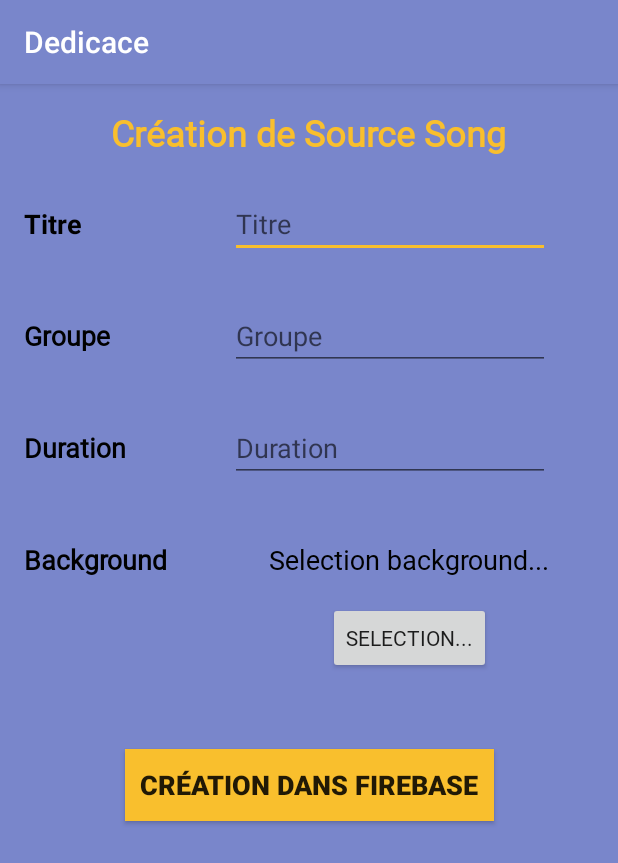
After one commit to ticou973/Choeur, an Android app: the CreateSourceSong screen opened directly, with no data from a screen before it, on a phone screen of 412 x 824 dp. The commit adds this screen. Shown: the top 863 px of the screen. Run offline under Robolectric (Android 15) with nearby library versions, the light colour scheme and no system bars.

Commit message:
admin créer SS : select background on local device

```diff
--- /dev/null
+++ b/app/src/main/java/dedicace/com/ui/Admin/CreateSourceSong.java
@@ -0,0 +1,169 @@
+package dedicace.com.ui.Admin;
+
+import android.app.Activity;
+import android.content.Intent;
+import android.os.Bundle;
+import android.os.Environment;
+import android.support.annotation.Nullable;
+import android.support.v7.app.AppCompatActivity;
+import android.util.Log;
+import android.view.View;
+import android.widget.Button;
+import android.widget.EditText;
+import android.widget.TextView;
+import android.widget.Toast;
+
+import java.io.File;
+import java.util.ArrayList;
+import java.util.List;
+
+import dedicace.com.R;
+
+public class CreateSourceSong extends AppCompatActivity {
+
+    private Button createSSInDb,selectBackground;
+    private EditText titre, groupe, duration;
+    private TextView background;
+    private static final String TAG ="coucou";
+    private static List<String> listFilesImage = new ArrayList<>();
+    private List<String> listPath = new ArrayList<>();
+    private File[] listFiles;
+    private String[] listImages;
+    private int imageSelected;
+    private String pathSelected;
+    private final static int REQUEST_CODE=100;
+
+    @Override
+    protected void onCreate(Bundle savedInstanceState) {
+        super.onCreate(savedInstanceState);
+        setContentView(R.layout.activity_create_source_song);
+
+        createSSInDb = findViewById(R.id.btn_create_ss_db);
+        selectBackground = findViewById(R.id.btn_select_background);
+        titre = findViewById(R.id.et_titre_ss);
+        groupe = findViewById(R.id.et_groupe_ss);
+        duration = findViewById(R.id.et_duration_ss);
+        background = findViewById(R.id.tv_background);
+
+        getLists();
+
+        createSSInDb.setOnClickListener(new View.OnClickListener() {
+            @Override
+            public void onClick(View view) {
+                insertBackgroundInCloudStorage();
+                insertSSinDb();
+                newSS();
+            }
+        });
+
+        selectBackground.setOnClickListener(new View.OnClickListener() {
+            @Override
+            public void onClick(View view) {
+                selectBackground();
+            }
+        });
+
+
+    }
+
+    private void getLists() {
+        File path = Environment.getExternalStorageDirectory();
+        File file = new File(path,"DedicaceAdmin/Image_Background_Chorale");
+
+        if(file.mkdirs()){
+            Log.d(TAG, "CSS insertBackgroundInCloudStorage: le dossier est fait");
+
+        }else{
+            Log.d(TAG, "CSS insertBackgroundInCloudStorage: dossier non réalisé ou déjà fait");
+        }
+
+        if(file.exists()){
+            listFiles = file.listFiles();
+
+            for (File image:listFiles) {
+                Log.d(TAG, "CSS selectBackground: "+image.getName());
+                listFilesImage.add(image.getName());
+                listPath.add(image.getAbsolutePath());
+            }
+
+            Log.d(TAG, "CSS selectBackground: "+listFilesImage.size()+" "+listFiles.length);
+
+            listImages = new String[listFiles.length];
+
+            for (int i = 0; i < listFiles.length; i++) {
+                listImages[i]=listFiles[i].getName();
+
+                Log.d(TAG, "selectBackground: "+listFiles[i].getName());
+            }
+        }
+
+        Log.d(TAG, "CSS : selectBackground: "+ listImages.length);
+    }
+
+    private void insertBackgroundInCloudStorage() {
+
+
+
+    }
+
+    private void newSS() {
+
+        //voulez vous en insérer d'autres ?
+
+
+    }
+
+    private void selectBackground() {
+        Log.d(TAG, "CSS selectBackground: ");
+
+        Intent startChooseBackgroundActivity = new Intent(CreateSourceSong.this,ChooseBackground.class);
+        startChooseBackgroundActivity.putExtra("listimages",listImages);
+        startActivityForResult(startChooseBackgroundActivity,REQUEST_CODE);
+    }
+
+    @Override
+    protected void onActivityResult(int requestCode, int resultCode, @Nullable Intent data) {
+        super.onActivityResult(requestCode, resultCode, data);
+        if(resultCode== Activity.RESULT_OK){
+            Log.d(TAG, "CSS onActivityResult: ok cela marche");
+            if(requestCode==REQUEST_CODE){
+
+                int imageSelected= 0;
+                if (data != null) {
+                    imageSelected = data.getIntExtra("imageselected",-1);
+                }
+
+                if(imageSelected!=-1) {
+                    background.setText(listFilesImage.get(imageSelected));
+                    pathSelected = listPath.get(imageSelected);
+                    Log.d(TAG, "CSS onCreate: " + pathSelected);
+                }
+            }
+        }else{
+            Log.d(TAG, "CSS onActivityResult: petit problème au retour ");
+        }
+    }
+
+    private void insertSSinDb() {
+        //obligatoire
+        String titreSS = titre.getText().toString();
+        String groupeSS = groupe.getText().toString();
+        String backgroundSS = background.getText().toString();
+
+        //facultatif
+        int durationSS = Integer.parseInt(duration.getText().toString());
+
+        if(!titreSS.equals("")&&!groupeSS.equals("")&&!backgroundSS.equals("")){
+
+
+        }else{
+            Toast.makeText(this, "Il manque des éléments", Toast.LENGTH_SHORT).show();
+        }
+
+    }
+
+    //todo voir communication entre activity
+    public static List<String> getListFilesImage() {
+        return listFilesImage;
+    }
+}
--- a/app/src/main/java/dedicace/com/ui/SongsViewHolder.java
+++ b/app/src/main/java/dedicace/com/ui/SongsViewHolder.java
@@ -71,6 +71,7 @@ public class SongsViewHolder extends RecyclerView.ViewHolder implements View.OnC
 
     //todo prévoir d'effacer les chansons que l'on a soit même enregistré (long click et menu)
     //todo voir pour suppprimer le listener
+    //todo voir pour interdire 2 lectures parallèles
 
     public SongsViewHolder(@NonNull View itemView, SongsAdapter.ListemClickedListener listener, Context context) {
         super(itemView);
--- /dev/null
+++ b/app/src/main/res/layout/activity_create_source_song.xml
@@ -0,0 +1,153 @@
+<?xml version="1.0" encoding="utf-8"?>
+<android.support.constraint.ConstraintLayout xmlns:android="http://schemas.android.com/apk/res/android"
+    xmlns:app="http://schemas.android.com/apk/res-auto"
+    xmlns:tools="http://schemas.android.com/tools"
+    android:layout_width="match_parent"
+    android:layout_height="match_parent"
+    android:background="@color/primaryColor"
+    tools:context=".ui.Admin.CreateSourceSong">
+
+    <TextView
+        android:id="@+id/textView3"
+        android:layout_width="wrap_content"
+        android:layout_height="wrap_content"
+        android:layout_marginStart="8dp"
+        android:layout_marginTop="16dp"
+        android:layout_marginEnd="8dp"
+        android:fontFamily="@font/roboto"
+        android:text="Création de Source Song"
+        android:textColor="@color/secondaryColor"
+        android:textSize="24sp"
+        android:textStyle="bold"
+        app:layout_constraintEnd_toEndOf="parent"
+        app:layout_constraintStart_toStartOf="parent"
+        app:layout_constraintTop_toTopOf="parent" />
+
+    <TextView
+        android:id="@+id/textView4"
+        android:layout_width="wrap_content"
+        android:layout_height="wrap_content"
+        android:layout_marginStart="16dp"
+        android:layout_marginTop="32dp"
+        android:text="Titre"
+        android:textColor="@android:color/black"
+        android:textSize="18sp"
+        android:textStyle="bold"
+        app:layout_constraintStart_toStartOf="parent"
+        app:layout_constraintTop_toBottomOf="@+id/textView3" />
+
+    <EditText
+        android:id="@+id/et_titre_ss"
+        android:layout_width="wrap_content"
+        android:layout_height="wrap_content"
+        android:layout_marginEnd="45dp"
+        android:ems="10"
+        android:hint="@string/titre"
+        android:inputType="textPersonName"
+        android:textColor="@android:color/black"
+        app:layout_constraintBaseline_toBaselineOf="@+id/textView4"
+        app:layout_constraintEnd_toEndOf="parent" />
+
+    <TextView
+        android:id="@+id/textView5"
+        android:layout_width="wrap_content"
+        android:layout_height="wrap_content"
+        android:layout_marginStart="16dp"
+        android:layout_marginTop="50dp"
+        android:fontFamily="@font/roboto"
+        android:text="Groupe"
+        android:textColor="@android:color/black"
+        android:textSize="18sp"
+        android:textStyle="bold"
+        app:layout_constraintStart_toStartOf="parent"
+        app:layout_constraintTop_toBottomOf="@+id/textView4" />
+
+    <EditText
+        android:id="@+id/et_groupe_ss"
+        android:layout_width="wrap_content"
+        android:layout_height="wrap_content"
+        android:layout_marginEnd="45dp"
+        android:ems="10"
+        android:hint="Groupe"
+        android:inputType="textPersonName"
+        app:layout_constraintBaseline_toBaselineOf="@+id/textView5"
+        app:layout_constraintEnd_toEndOf="parent" />
+
+    <TextView
+        android:id="@+id/textView6"
+        android:layout_width="wrap_content"
+        android:layout_height="wrap_content"
+        android:layout_marginStart="16dp"
+        android:layout_marginTop="50dp"
+        android:fontFamily="@font/roboto"
+        android:text="Duration"
+        android:textColor="@android:color/black"
+        android:textSize="18sp"
+        android:textStyle="bold"
+        app:layout_constraintStart_toStartOf="parent"
+        app:layout_constraintTop_toBottomOf="@+id/textView5" />
+
+    <EditText
+        android:id="@+id/et_duration_ss"
+        android:layout_width="wrap_content"
+        android:layout_height="wrap_content"
+        android:layout_marginEnd="45dp"
+        android:ems="10"
+        android:hint="Duration"
+        android:inputType="textPersonName|number"
+        app:layout_constraintBaseline_toBaselineOf="@+id/textView6"
+        app:layout_constraintEnd_toEndOf="parent" />
+
+    <TextView
+        android:id="@+id/textView7"
+        android:layout_width="wrap_content"
+        android:layout_height="wrap_content"
+        android:layout_marginStart="16dp"
+        android:layout_marginTop="50dp"
+        android:fontFamily="@font/roboto"
+        android:text="Background"
+        android:textColor="@android:color/black"
+        android:textSize="18sp"
+        android:textStyle="bold"
+        app:layout_constraintStart_toStartOf="parent"
+        app:layout_constraintTop_toBottomOf="@+id/textView6" />
+
+    <TextView
+        android:id="@+id/tv_background"
+        android:layout_width="wrap_content"
+        android:layout_height="wrap_content"
+        android:layout_marginEnd="45dp"
+        android:fontFamily="@font/roboto"
+        android:text="Selection background..."
+        android:textColor="@android:color/black"
+        android:textSize="18sp"
+        app:layout_constraintBaseline_toBaselineOf="@+id/textView7"
+        app:layout_constraintEnd_toEndOf="parent" />
+
+    <Button
+        android:id="@+id/btn_select_background"
+        android:layout_width="wrap_content"
+        android:layout_height="wrap_content"
+        android:layout_marginTop="16dp"
+        android:fontFamily="@font/roboto"
+        android:text="Selection..."
+        app:layout_constraintEnd_toEndOf="@+id/tv_background"
+        app:layout_constraintStart_toStartOf="@+id/tv_background"
+        app:layout_constraintTop_toBottomOf="@+id/tv_background" />
+
+    <Button
+        android:id="@+id/btn_create_ss_db"
+        android:layout_width="246dp"
+        android:layout_height="wrap_content"
+        android:layout_marginStart="8dp"
+        android:layout_marginTop="50dp"
+        android:layout_marginEnd="8dp"
+        android:background="@color/secondaryColor"
+        android:padding="10dp"
+        android:text="Création dans Firebase"
+        android:textSize="18sp"
+        android:textStyle="bold"
+        app:layout_constraintEnd_toEndOf="parent"
+        app:layout_constraintStart_toStartOf="parent"
+        app:layout_constraintTop_toBottomOf="@+id/btn_select_background" />
+</android.support.constraint.ConstraintLayout>
--- a/app/src/main/res/values/strings.xml
+++ b/app/src/main/res/values/strings.xml
@@ -35,5 +35,6 @@
     <string name="charge_auto_donnees">Chargement automatique des données</string>
     <string name="charge_auto_summary">Chargement automatique</string>
     <string name="charge_manuel_summary">Chargement manuel</string>
+    <string name="admin">Admin</string>
 
 </resources>
--- a/app/src/main/res/xml/pref_chorale.xml
+++ b/app/src/main/res/xml/pref_chorale.xml
@@ -16,4 +16,5 @@
         android:summaryOn="@string/charge_auto_summary"
         android:summaryOff="@string/charge_manuel_summary"/>
 
+
 </PreferenceScreen>
```
Also changed, not shown: app/src/main/AndroidManifest.xml (+17 -4 lines), app/src/main/java/dedicace/com/ui/Admin/AdminHome.java (added, +55 -0 lines), app/src/main/java/dedicace/com/ui/Admin/ChooseBackground.java (added, +54 -0 lines), app/src/main/java/dedicace/com/ui/Admin/ImageAdapter.java (added, +96 -0 lines), app/src/main/java/dedicace/com/ui/MainActivity.java (+9 -5 lines), app/src/main/res/layout/activity_admin_home.xml (added, +102 -0 lines), app/src/main/res/layout/activity_choose_background.xml (added, +20 -0 lines), app/src/main/res/layout/list_item_background.xml (added, +31 -0 lines), app/src/main/res/menu/menu_toolbar.xml (+6 -1 lines), 1 other file.
